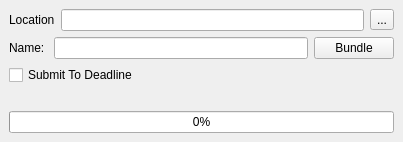
The window that ui/bundle.ui (iceanimations/SceneBundle) describes before a commit, drawn with Qt 5.
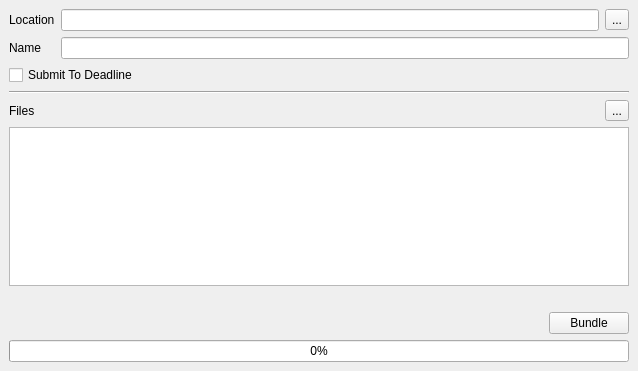
The same window after the commit.

Commit message: filesBox added, callCreateBundle method added

Patch:
```diff
--- a/ui/bundle.ui
+++ b/ui/bundle.ui
@@ -6,8 +6,8 @@
    <rect>
     <x>0</x>
     <y>0</y>
-    <width>403</width>
-    <height>140</height>
+    <width>638</width>
+    <height>371</height>
    </rect>
   </property>
   <property name="windowTitle">
@@ -41,26 +41,13 @@
       <item>
        <widget class="QLabel" name="label_2">
         <property name="text">
-         <string>Name: </string>
+         <string>Name    </string>
         </property>
        </widget>
       </item>
       <item>
        <widget class="QLineEdit" name="nameBox"/>
       </item>
-      <item>
-       <widget class="QPushButton" name="bundleButton">
-        <property name="minimumSize">
-         <size>
-          <width>75</width>
-          <height>0</height>
-         </size>
-        </property>
-        <property name="text">
-         <string>Bundle</string>
-        </property>
-       </widget>
-      </item>
      </layout>
     </item>
     <item>
@@ -73,6 +60,44 @@
       </property>
      </widget>
     </item>
+    <item>
+     <widget class="Line" name="line">
+      <property name="orientation">
+       <enum>Qt::Horizontal</enum>
+      </property>
+     </widget>
+    </item>
+    <item>
+     <layout class="QHBoxLayout" name="horizontalLayout_3">
+      <item>
+       <widget class="QLabel" name="filesLabel">
+        <property name="text">
+         <string>Files</string>
+        </property>
+       </widget>
+      </item>
+      <item>
+       <widget class="QToolButton" name="browseButton2">
+        <property name="text">
+         <string>...</string>
+        </property>
+       </widget>
+      </item>
+     </layout>
+    </item>
+    <item>
+     <widget class="QListWidget" name="filesBox">
+      <property name="dragDropMode">
+       <enum>QAbstractItemView::DropOnly</enum>
+      </property>
+      <property name="alternatingRowColors">
+       <bool>true</bool>
+      </property>
+      <property name="selectionMode">
+       <enum>QAbstractItemView::NoSelection</enum>
+      </property>
+     </widget>
+    </item>
     <item>
      <widget class="QLabel" name="statusLabel">
       <property name="text">
@@ -80,6 +105,36 @@
       </property>
      </widget>
     </item>
+    <item>
+     <layout class="QHBoxLayout" name="horizontalLayout_4">
+      <item>
+       <spacer name="horizontalSpacer">
+        <property name="orientation">
+         <enum>Qt::Horizontal</enum>
+        </property>
+        <property name="sizeHint" stdset="0">
+         <size>
+          <width>40</width>
+          <height>20</height>
+         </size>
+        </property>
+       </spacer>
+      </item>
+      <item>
+       <widget class="QPushButton" name="bundleButton">
+        <property name="minimumSize">
+         <size>
+          <width>75</width>
+          <height>0</height>
+         </size>
+        </property>
+        <property name="text">
+         <string>Bundle</string>
+        </property>
+       </widget>
+      </item>
+     </layout>
+    </item>
     <item>
      <widget class="QProgressBar" name="progressBar">
       <property name="value">
```
The commit also changes 2 other files.
